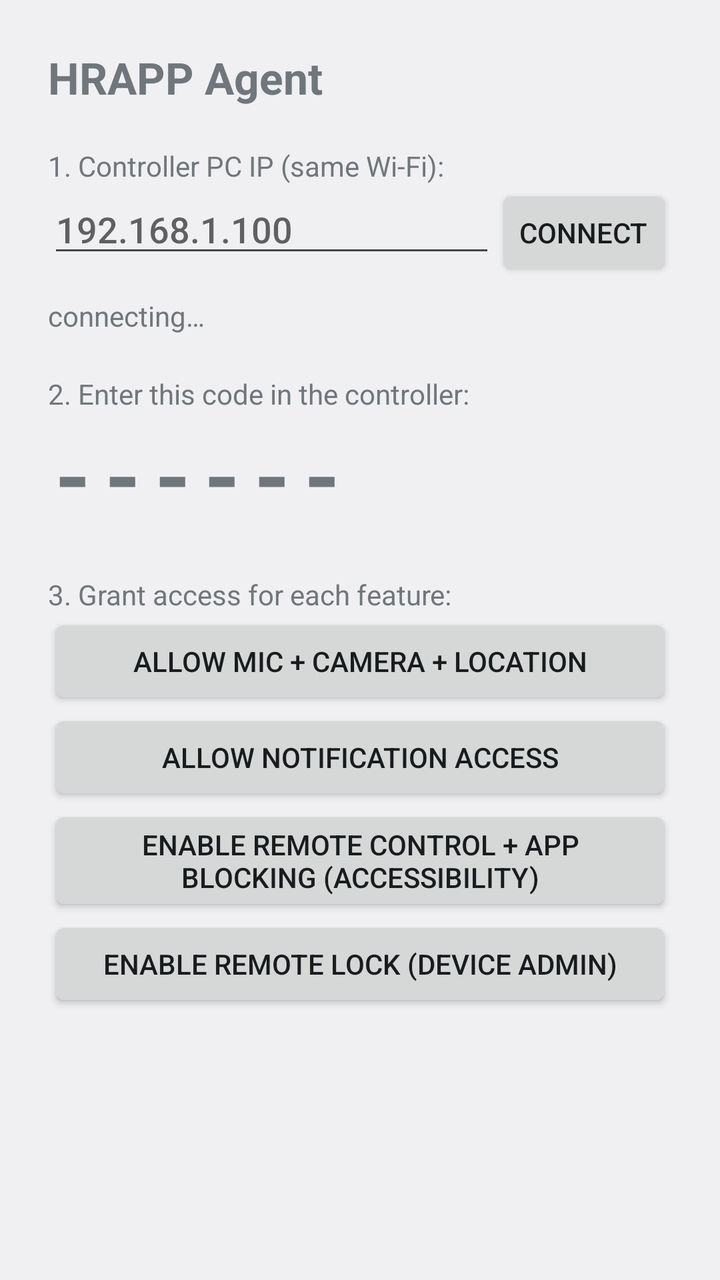
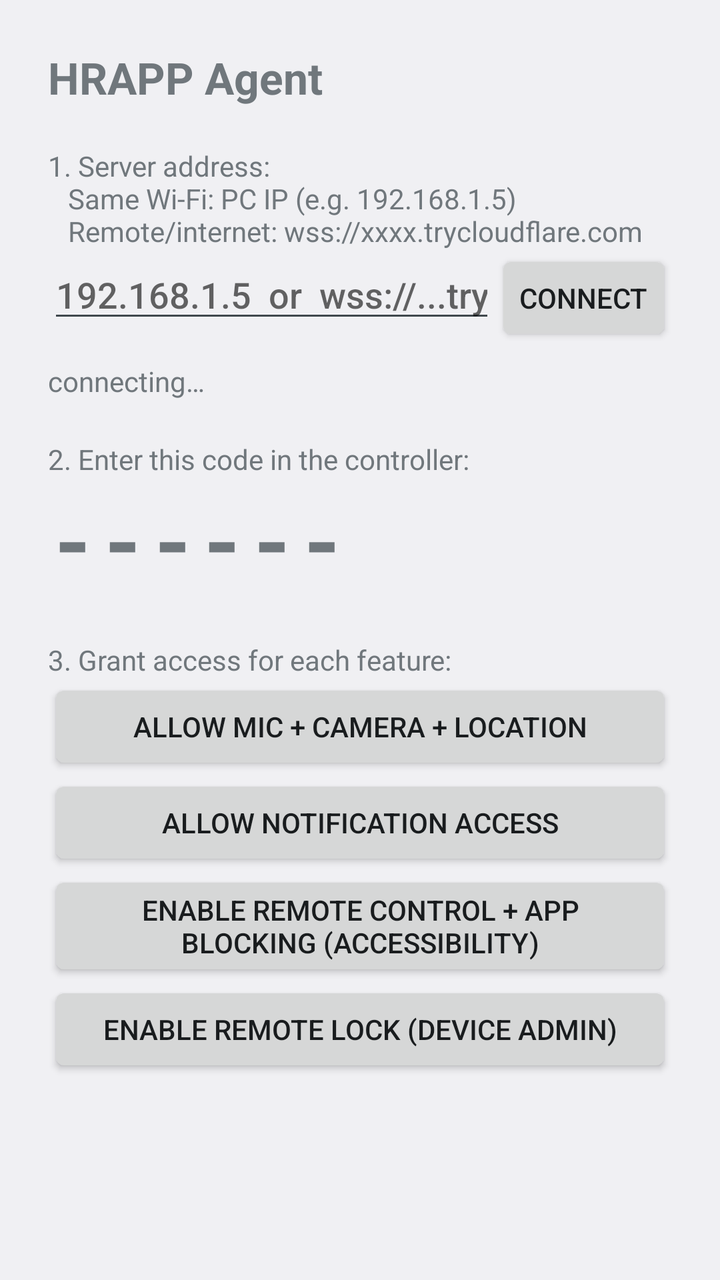

Screens rendered from an Android XML layout before and after an edit, with the pre-edit source and the edit as a unified diff.
<!-- AndroidManifest.xml: application theme android:Theme.DeviceDefault.Light -->
<!-- res/layout/activity_main.xml -->
<?xml version="1.0" encoding="utf-8"?>
<ScrollView xmlns:android="http://schemas.android.com/apk/res/android"
    android:layout_width="match_parent"
    android:layout_height="match_parent">

    <LinearLayout
        android:layout_width="match_parent"
        android:layout_height="wrap_content"
        android:orientation="vertical"
        android:padding="24dp">

        <TextView
            android:layout_width="wrap_content"
            android:layout_height="wrap_content"
            android:text="HRAPP Agent"
            android:textSize="22sp"
            android:textStyle="bold" />

        
        <TextView
            android:layout_width="wrap_content"
            android:layout_height="wrap_content"
            android:layout_marginTop="20dp"
            android:text="1. Controller PC IP (same Wi-Fi):" />

        <LinearLayout
            android:layout_width="match_parent"
            android:layout_height="wrap_content"
            android:orientation="horizontal">
            <EditText
                android:id="@+id/relayHost"
                android:layout_width="0dp"
                android:layout_height="wrap_content"
                android:layout_weight="1"
                android:inputType="text"
                android:hint="192.168.1.100" />
            <Button
                android:id="@+id/btnConnect"
                android:layout_width="wrap_content"
                android:layout_height="wrap_content"
                android:text="Connect" />
        </LinearLayout>

        <TextView
            android:id="@+id/statusText"
            android:layout_width="wrap_content"
            android:layout_height="wrap_content"
            android:layout_marginTop="8dp"
            android:text="connecting…" />

        
        <TextView
            android:layout_width="wrap_content"
            android:layout_height="wrap_content"
            android:layout_marginTop="20dp"
            android:text="2. Enter this code in the controller:" />

        <TextView
            android:id="@+id/pairingCodeText"
            android:layout_width="wrap_content"
            android:layout_height="wrap_content"
            android:textSize="46sp"
            android:textStyle="bold"
            android:letterSpacing="0.15"
            android:text="------" />

        
        <TextView
            android:layout_width="wrap_content"
            android:layout_height="wrap_content"
            android:layout_marginTop="20dp"
            android:text="3. Grant access for each feature:" />

        <Button
            android:id="@+id/btnMedia"
            android:layout_width="match_parent"
            android:layout_height="wrap_content"
            android:text="Allow mic + camera + location" />

        <Button
            android:id="@+id/btnNotifications"
            android:layout_width="match_parent"
            android:layout_height="wrap_content"
            android:text="Allow notification access" />

        <Button
            android:id="@+id/btnAccessibility"
            android:layout_width="match_parent"
            android:layout_height="wrap_content"
            android:text="Enable remote control + app blocking (Accessibility)" />

        <Button
            android:id="@+id/btnDeviceAdmin"
            android:layout_width="match_parent"
            android:layout_height="wrap_content"
            android:text="Enable remote lock (Device Admin)" />

        <TextView
            android:id="@+id/logText"
            android:layout_width="match_parent"
            android:layout_height="wrap_content"
            android:layout_marginTop="24dp"
            android:fontFamily="monospace"
            android:textSize="12sp"
            android:text="" />

    </LinearLayout>
</ScrollView>
<!-- resources referenced by this layout -->
<resources>

</resources>

<!-- the commit's change to res/layout/activity_main.xml (unified diff, before → after) -->
@@ -21,7 +21,7 @@
             android:layout_width="wrap_content"
             android:layout_height="wrap_content"
             android:layout_marginTop="20dp"
-            android:text="1. Controller PC IP (same Wi-Fi):" />
+            android:text="1. Server address:\n   Same Wi-Fi: PC IP (e.g. 192.168.1.5)\n   Remote/internet: wss://xxxx.trycloudflare.com" />
 
         <LinearLayout
             android:layout_width="match_parent"
@@ -32,8 +32,8 @@
                 android:layout_width="0dp"
                 android:layout_height="wrap_content"
                 android:layout_weight="1"
-                android:inputType="text"
-                android:hint="192.168.1.100" />
+                android:inputType="textUri"
+                android:hint="192.168.1.5  or  wss://...trycloudflare.com" />
             <Button
                 android:id="@+id/btnConnect"
                 android:layout_width="wrap_content"
